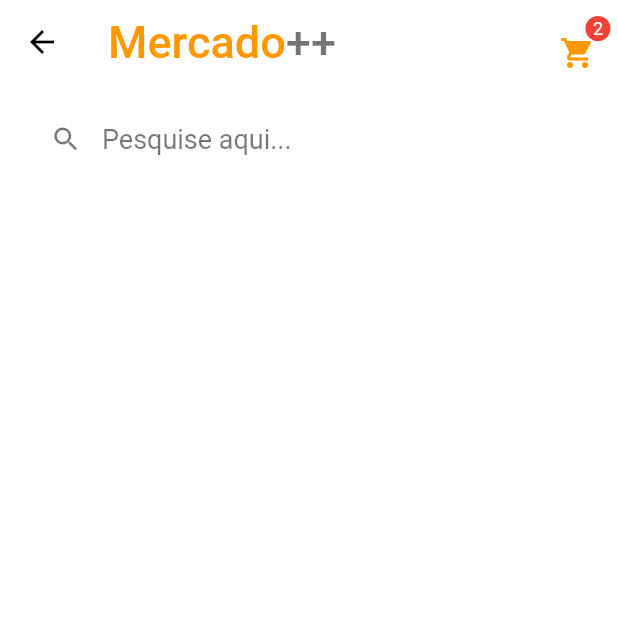
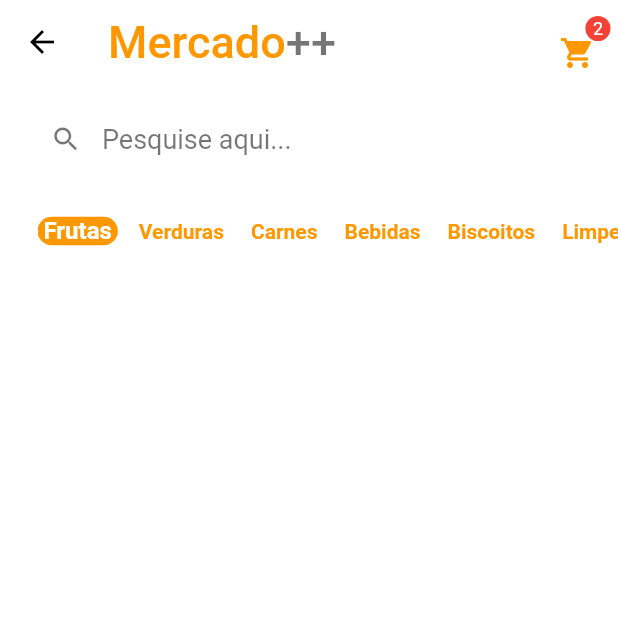
Before and after one commit to emersonbarina/quitanda-course-frontend, a Flutter app: the HomeTab screen opened directly, on a phone screen of 412 x 824 dp, the top half of it. Run offline on Flutter 3.47's test engine with Material 2 defaults, Android fonts, the phone set to English and light mode, and no system bars; drawn by our look-alikes of badges; our stand-ins replace animated_text_kit, mask_text_input_formatter.

Commit message:
Login UI - Home Tab - Category with ListView

```diff
--- /dev/null
+++ b/lib/scr/components/category_tile.dart
@@ -0,0 +1,41 @@
+import 'package:flutter/material.dart';
+import 'package:quitanda/scr/constants/colors.dart';
+import 'package:quitanda/scr/constants/sizes.dart';
+
+class CategoryTile extends StatelessWidget {
+  const CategoryTile({
+    Key? key,
+    required this.category,
+    required this.isSelected,
+    required this.onPressed,
+  }) : super(key: key);
+
+  final String category;
+  final bool isSelected;
+  final VoidCallback onPressed;
+
+  @override
+  Widget build(BuildContext context) {
+    return GestureDetector(
+      onTap: onPressed,
+      child: Align(
+        alignment: Alignment.center,
+        child: Container(
+          padding: const EdgeInsets.symmetric(horizontal: 4),
+          decoration: BoxDecoration(
+            borderRadius: BorderRadius.circular(tBorderRadius),
+            color: isSelected ? tColorsPrimary : tColorsLightUnselected,
+          ),
+          child: Text(
+            category,
+            style: TextStyle(
+              fontWeight: FontWeight.bold,
+              color: isSelected ? tColorsLight : tColorsPrimary,
+              fontSize: isSelected ? 16 : 14,
+            ),
+          ),
+        ),
+      ),
+    );
+  }
+}
--- a/lib/scr/home/home_tab.dart
+++ b/lib/scr/home/home_tab.dart
@@ -1,11 +1,29 @@
 import 'package:badges/badges.dart' as badges;
 import 'package:flutter/material.dart';
+import 'package:quitanda/scr/components/category_tile.dart';
 import 'package:quitanda/scr/constants/colors.dart';
 import 'package:quitanda/scr/constants/sizes.dart';
 import 'package:quitanda/scr/constants/texts.dart';
 
-class HomeTab extends StatelessWidget {
+class HomeTab extends StatefulWidget {
   const HomeTab({Key? key}) : super(key: key);
+
+  @override
+  State<HomeTab> createState() => _HomeTabState();
+}
+
+class _HomeTabState extends State<HomeTab> {
+  // Categories
+  List<String> categories = [
+    'Frutas',
+    'Verduras',
+    'Carnes',
+    'Bebidas',
+    'Biscoitos',
+    'Limpeza',
+  ];
+
+  String selectedCategory = 'Frutas';
 
   @override
   Widget build(BuildContext context) {
@@ -88,6 +106,26 @@
           ),
 
           // Categories
+          Container(
+            padding: const EdgeInsets.only(left: 25),
+            height: tHeightSizeBox,
+            child: ListView.separated(
+              scrollDirection: Axis.horizontal,
+              itemBuilder: (_, index) {
+                return CategoryTile(
+                  onPressed: () {
+                    setState(() {
+                      selectedCategory = categories[index];
+                    });
+                  },
+                  category: categories[index],
+                  isSelected: categories[index] == selectedCategory,
+                );
+              },
+              separatorBuilder: (_, index) => const SizedBox(width: 10),
+              itemCount: categories.length,
+            ),
+          ),
 
           // Grid
         ],
```
